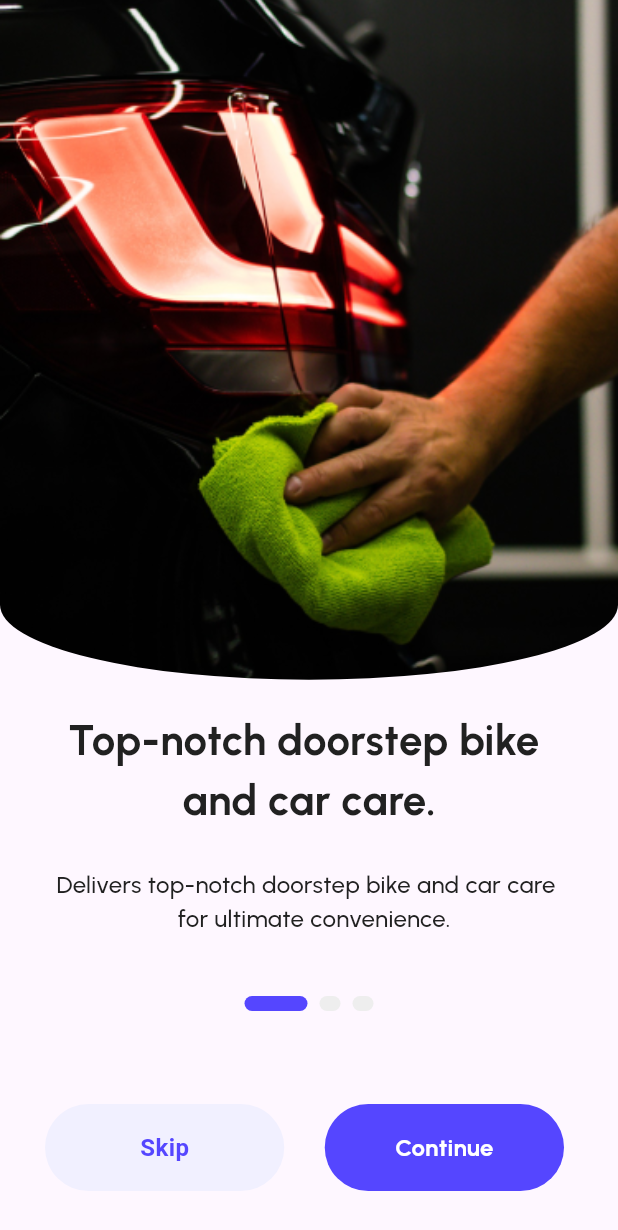
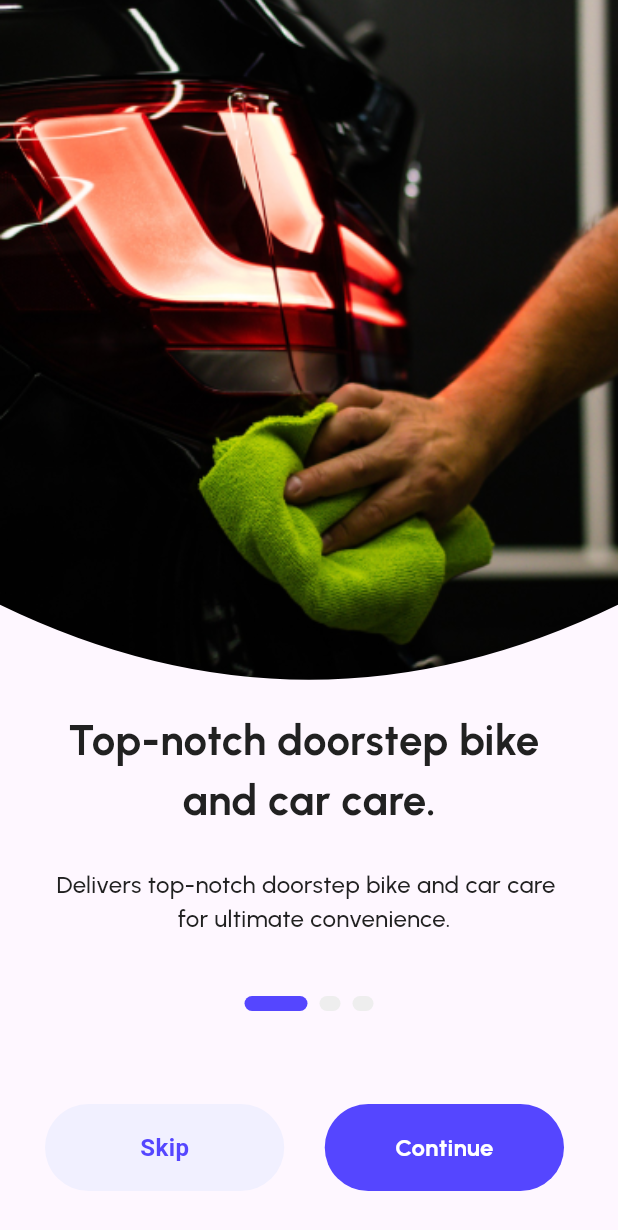
Before and after one commit to aryan-jha/wheel-and-clean, a Flutter app: the screen it shows after launch, on a phone screen of 412 x 824 dp. Shown: the top 1230 px of the screen. Run offline on Flutter 3.47's test engine with Material 3 defaults, Android fonts, the light colour scheme and no system bars; drawn by our look-alikes of smooth_page_indicator; our stand-ins replace google_fonts.

Commit message:
done with the tutorial screen

```diff
--- a/lib/screens/tutorial_screen.dart
+++ b/lib/screens/tutorial_screen.dart
@@ -40,10 +40,8 @@ class _TutorialScreenState extends State<TutorialScreen> {
                           borderRadius: BorderRadius.vertical(
                               bottom: Radius.elliptical(
                                   MediaQuery.of(context).size.width, 100.0))),
-                      child: ClipRRect(
-                        borderRadius: BorderRadius.vertical(
-                            bottom: Radius.elliptical(
-                                MediaQuery.of(context).size.width, 100.0)),
+                      child: ClipPath(
+                        clipper: BottomCurveClipper(),
                         child: Image.asset(
                             fit: BoxFit.cover,
                             height: 500,
@@ -75,10 +73,8 @@ class _TutorialScreenState extends State<TutorialScreen> {
                             bottom: Radius.elliptical(
                                 MediaQuery.of(context).size.width, 100.0)),
                       ),
-                      child: ClipRRect(
-                        borderRadius: BorderRadius.vertical(
-                            bottom: Radius.elliptical(
-                                MediaQuery.of(context).size.width, 100.0)),
+                      child: ClipPath(
+                        clipper: BottomCurveClipper(),
                         child: Image.asset(
                             fit: BoxFit.cover,
                             height: 500,
@@ -113,10 +109,8 @@ class _TutorialScreenState extends State<TutorialScreen> {
                           bottom: Radius.elliptical(
                               MediaQuery.of(context).size.width, 100.0)),
                     ),
-                    child: ClipRRect(
-                      borderRadius: BorderRadius.vertical(
-                          bottom: Radius.elliptical(
-                              MediaQuery.of(context).size.width, 100.0)),
+                    child: ClipPath(
+                      clipper: BottomCurveClipper(),
                       child: Image.asset(
                         fit: BoxFit.cover,
                         height: 500,
@@ -169,29 +163,36 @@ class _TutorialScreenState extends State<TutorialScreen> {
                   // left: 33,
                   horizontal: 20,
                   vertical: 30),
+              child: AnimatedSwitcher(
+                  duration: Duration(milliseconds: 180),
                   child: (currentPage < 2)
                       ? Column(
+                          key: Key('1'),
                           // crossAxisAlignment: CrossAxisAlignment.end,
                           mainAxisAlignment: MainAxisAlignment.end,
                           children: [
                             Padding(
-                          padding: const EdgeInsets.symmetric(horizontal: 10),
+                              padding:
+                                  const EdgeInsets.symmetric(horizontal: 10),
                               child: Row(
                                 children: [
                                   InkWell(
                                     onTap: () => pageController.jumpToPage(2),
                                     child: Container(
+                                      // key: Key('1'),
                                       height: 58,
                                       width: 159.5,
                                       decoration: BoxDecoration(
                                           color: const Color(0xffF1F0FF),
-                                      borderRadius: BorderRadius.circular(60)),
+                                          borderRadius:
+                                              BorderRadius.circular(60)),
                                       child: const Center(
                                           child: Text("Skip",
                                               style: TextStyle(
                                                   color: Color(0xff5546FF),
                                                   fontSize: 16,
-                                              fontWeight: FontWeight.w700))),
+                                                  fontWeight:
+                                                      FontWeight.w700))),
                                     ),
                                   ),
                                   const SizedBox(
@@ -209,7 +210,8 @@ class _TutorialScreenState extends State<TutorialScreen> {
                                       width: 159.5,
                                       decoration: BoxDecoration(
                                           color: const Color(0xff5546FF),
-                                      borderRadius: BorderRadius.circular(60)),
+                                          borderRadius:
+                                              BorderRadius.circular(60)),
                                       child: Center(
                                           child: Text("Continue",
                                               style: blueButtonFontStyling)),
@@ -221,11 +223,14 @@ class _TutorialScreenState extends State<TutorialScreen> {
                           ],
                         )
                       : Column(
+                          key: Key('2'),
                           mainAxisAlignment: MainAxisAlignment.end,
                           children: [
                             Padding(
-                          padding: const EdgeInsets.symmetric(horizontal: 20),
+                              padding:
+                                  const EdgeInsets.symmetric(horizontal: 20),
                               child: Container(
+                                // key: Key('2'),
                                 height: 58,
                                 width: 335,
                                 decoration: BoxDecoration(
@@ -237,9 +242,38 @@ class _TutorialScreenState extends State<TutorialScreen> {
                               ),
                             ),
                           ],
-                    ))
+                        )))
         ],
       ),
     );
   }
 }
+
+class BottomCurveClipper extends CustomClipper<Path> {
+  @override
+  Path getClip(Size size) {
+    var path = Path();
+    path.moveTo(0, 0);
+
+    path.lineTo(size.width, 0);
+
+    path.lineTo(size.width, size.height - 50);
+
+    path.quadraticBezierTo(
+      size.width / 2,
+      size.height + 50,
+      0,
+      size.height - 50,
+    );
+
+    path.lineTo(0, 0);
+    path.close();
+
+    return path;
+  }
+
+  @override
+  bool shouldReclip(CustomClipper<Path> oldClipper) {
+    return false;
+  }
+}
```
Also changed, not shown: lib/screens/temp_screen.dart (+36 -13 lines). Lines whose indentation alone changed are shown as unchanged.
